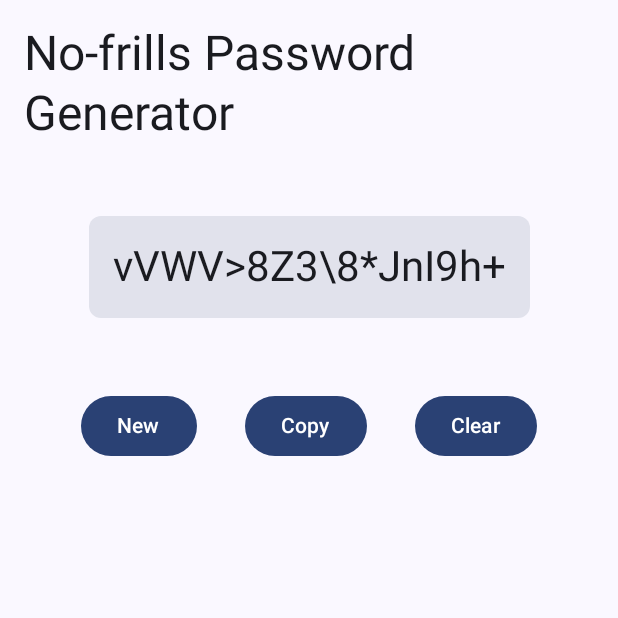
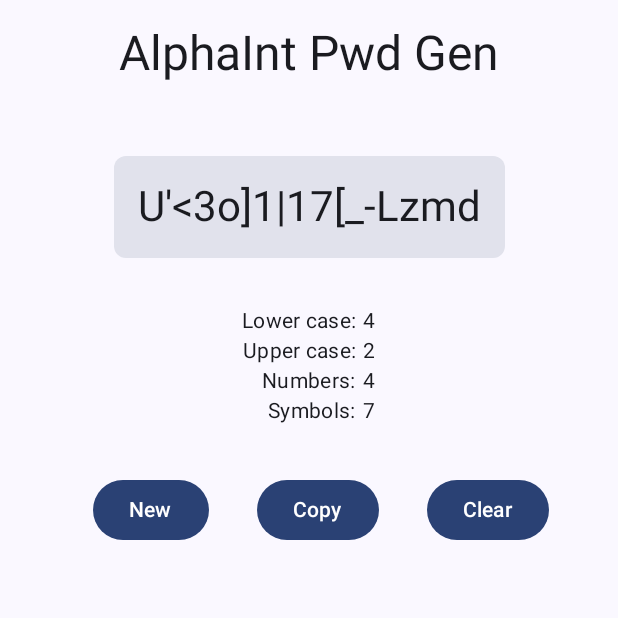
Before and after one commit to pforhan/android-pwdgen, an Android app built with Jetpack Compose: the screen it shows after launch (MainActivity), after a tap on "New", on a phone screen of 412 x 824 dp, the top half of it. Run offline under Robolectric (Android 15) with nearby library versions, the phone set to English and light mode, and no system bars.

Commit message:
Rename, add password stats

```diff
--- a/app/src/main/java/muddyhorse/passwordgen/MainActivity.kt
+++ b/app/src/main/java/muddyhorse/passwordgen/MainActivity.kt
@@ -10,6 +10,7 @@ import androidx.activity.ComponentActivity
 import androidx.activity.compose.setContent
 import androidx.compose.foundation.background
 import androidx.compose.foundation.clickable
+import androidx.compose.foundation.layout.Arrangement
 import androidx.compose.foundation.layout.Box
 import androidx.compose.foundation.layout.Column
 import androidx.compose.foundation.layout.PaddingValues
@@ -31,12 +32,13 @@ import androidx.compose.ui.res.stringResource
 import androidx.compose.ui.tooling.preview.Preview
 import androidx.compose.ui.unit.dp
 import kotlinx.coroutines.flow.MutableStateFlow
+import kotlinx.coroutines.flow.map
 import muddyhorse.passwordgen.ui.theme.PasswordGenTheme
 import kotlin.random.Random
 
+class MainActivity : ComponentActivity() {
   private val current = MutableStateFlow("")
 
-class MainActivity : ComponentActivity() {
   override fun onCreate(savedInstanceState: Bundle?) {
     super.onCreate(savedInstanceState)
     window.addFlags(WindowManager.LayoutParams.FLAG_SECURE)
@@ -47,19 +49,84 @@ class MainActivity : ComponentActivity() {
       PasswordGenTheme {
         // A surface container using the 'background' color from the theme
         Surface(modifier = Modifier.fillMaxSize(), color = MaterialTheme.colorScheme.background) {
+          PwdColumn(this, current)
+        }
+      }
+    }
+  }
+}
+
+class PwdStats {
+  var lower: Short = 0
+  var upper: Short = 0
+  var number: Short = 0
+  var symbol: Short = 0
+}
+
+@Composable
+private fun PwdColumn(context: Context, content: MutableStateFlow<String>) =
   Column(
     modifier = Modifier.fillMaxSize(),
     horizontalAlignment = Alignment.CenterHorizontally
   ) {
     Text(
-              text = getString(R.string.header),
+      text = context.getString(R.string.header),
       modifier = Modifier.padding(16.dp),
-              style = MaterialTheme.typography.headlineLarge)
-            CopyOnClickText(current)
-            ButtonRow(current)
+      style = MaterialTheme.typography.headlineLarge
+    )
+    CopyOnClickText(content)
+    PasswordStatistics(context, content)
+    ButtonRow(content)
+
   }
+
+@Composable fun PasswordStatistics(context: Context, content: MutableStateFlow<String>) {
+  Row(horizontalArrangement = Arrangement.SpaceBetween) {
+    Column(
+      horizontalAlignment = Alignment.End,
+      modifier = Modifier.padding(end = 4.dp)
+    ) {
+      Text(
+        text = context.getString(R.string.stats_lower),
+        style = MaterialTheme.typography.bodyMedium
+      )
+      Text(
+        text = context.getString(R.string.stats_upper),
+        style = MaterialTheme.typography.bodyMedium
+      )
+      Text(
+        text = context.getString(R.string.stats_number),
+        style = MaterialTheme.typography.bodyMedium
+      )
+      Text(
+        text = context.getString(R.string.stats_symbol),
+        style = MaterialTheme.typography.bodyMedium
+      )
     }
+    Column {
+      val stats = content.map {
+        if (it == context.getString(R.string.default_instruction)) {
+          PwdStats()
+        } else {
+          stats(it)
         }
+      }.collectAsState(initial = PwdStats()).value
+      Text(
+        text = stats.lower.toString(),
+        style = MaterialTheme.typography.bodyMedium
+      )
+      Text(
+        text = stats.upper.toString(),
+        style = MaterialTheme.typography.bodyMedium
+      )
+      Text(
+        text = stats.number.toString(),
+        style = MaterialTheme.typography.bodyMedium
+      )
+      Text(
+        text = stats.symbol.toString(),
+        style = MaterialTheme.typography.bodyMedium
+      )
     }
   }
 }
@@ -68,7 +135,7 @@ class MainActivity : ComponentActivity() {
 private fun ButtonRow(content: MutableStateFlow<String>) {
   Row(
     verticalAlignment = Alignment.CenterVertically,
-    modifier = Modifier.padding(16.dp)
+    modifier = Modifier.padding(16.dp, top = 32.dp)
   ) {
     val padding = Modifier
       .padding(
@@ -79,7 +146,8 @@ private fun ButtonRow(content: MutableStateFlow<String>) {
     Button(
       modifier = padding,
       onClick = {
-        content.value = generateCharacters(16)
+        val pwd = generateCharacters(16)
+        content.value = pwd
       }) {
       Text(text = stringResource(R.string.new_text))
     }
@@ -95,19 +163,38 @@ private fun ButtonRow(content: MutableStateFlow<String>) {
     Button(
       modifier = padding,
       onClick = {
-        current.value = context.getString(R.string.default_instruction)
+        content.value = context.getString(R.string.default_instruction)
       }) {
       Text(text = stringResource(R.string.clear))
     }
   }
 }
 
-private fun generateCharacters(count: Int): String {
+fun generateCharacters(count: Int): String {
   val sb = StringBuilder()
   for (i in 0..count) {
-    sb.append('*' + Random.nextInt(80))
+    sb.append('!' + Random.nextInt(94))
   }
   return sb.toString()
+}
+
+fun stats(pwd: String) : PwdStats {
+  val pwdStats = PwdStats()
+
+  for (c in pwd) {
+    when {
+      c.isDigit() -> pwdStats.number++
+      c.isLetter() -> {
+        if (c.isUpperCase()) {
+          pwdStats.upper++
+        } else {
+          pwdStats.lower++
+        }
+      }
+      else -> pwdStats.symbol++
+    }
+  }
+  return pwdStats
 }
 
 @OptIn(ExperimentalComposeUiApi::class)
@@ -153,6 +240,6 @@ private fun copyText(context: Context, textToUse: String) {
 
 @Preview(showBackground = true)
 @Composable
-fun TextAppPreview() {
-  CopyOnClickText(current)
+fun PwdPreview() {
+  PwdColumn(LocalContext.current, MutableStateFlow("F@k3Pa5%"))
 }
--- a/app/src/main/res/values/strings.xml
+++ b/app/src/main/res/values/strings.xml
@@ -1,10 +1,14 @@
 <resources>
-  <string name="app_name">No Frills Password Generator</string>
+  <string name="app_name">AlphaInt Pwd Gen</string>
   <string name="copied_currrent">Copied current to clipboard</string>
   <string name="clear">Clear</string>
   <string name="copy">Copy</string>
   <string name="default_instruction">Tap New to create a password.</string>
-  <string name="header">No-frills Password Generator</string>
+  <string name="header">AlphaInt Pwd Gen</string>
   <string name="new_text">New</string>
   <string name="no_password_created">No Password created! Tap New to make a password.</string>
+  <string name="stats_lower">Lower case:</string>
+  <string name="stats_number">Numbers:</string>
+  <string name="stats_symbol">Symbols:</string>
+  <string name="stats_upper">Upper case:</string>
 </resources>
```
Lines whose indentation alone changed are shown as unchanged.
